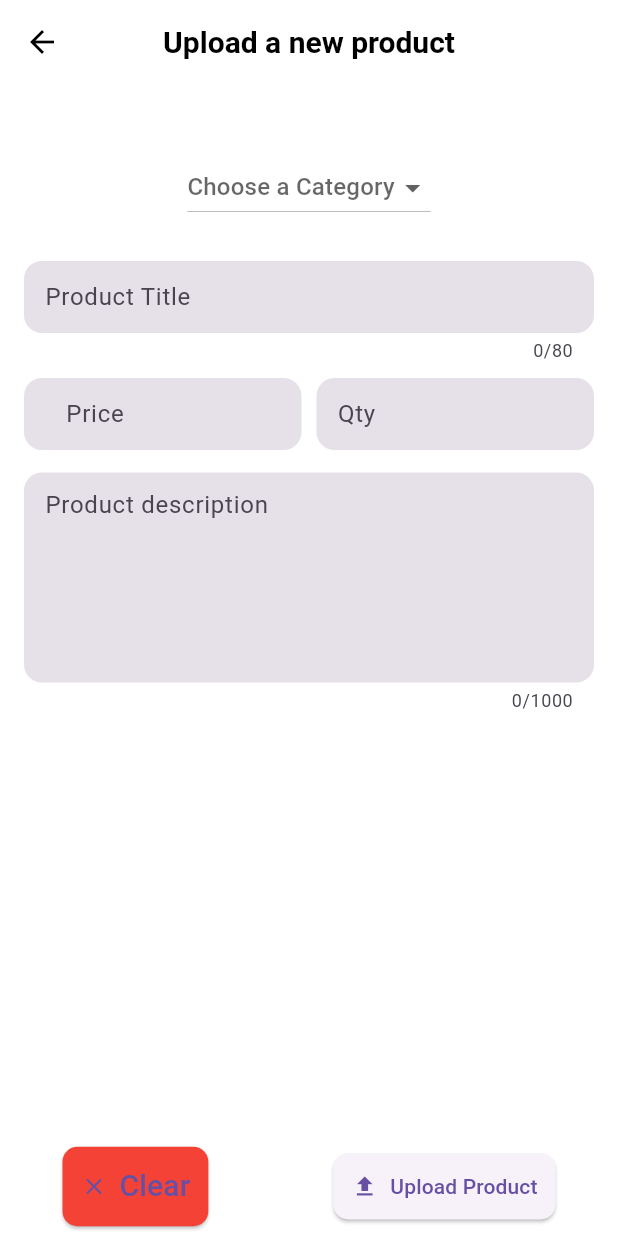
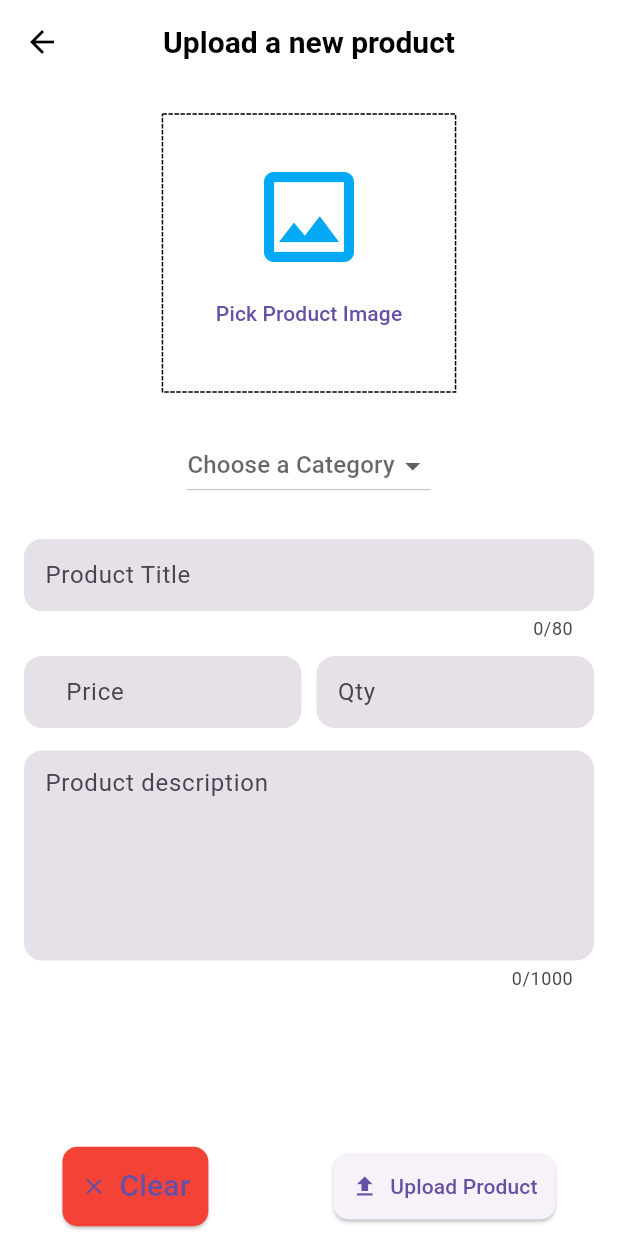
Before and after one commit to shinoasada1907/ShopSmartAdmin, a Flutter app: the EditOrUploadProductScreen screen opened by its route, on a phone screen of 412 x 824 dp. Run offline on Flutter 3.47's test engine with Material 3 defaults, Android fonts, the phone set to English and light mode, and no system bars; drawn by our look-alikes of dotted_border; our stand-ins replace fancy_shimmer_image, image_picker, shared_preferences, shimmer; missing offline and left inert: dynamic_height_grid_view; accounts and stored records are empty.

Commit message:
dynamic page upload and edit product Admin

```diff
--- a/lib/screens/edit_upload_product_form.dart
+++ b/lib/screens/edit_upload_product_form.dart
@@ -1,10 +1,12 @@
 import 'dart:io';
 
+import 'package:dotted_border/dotted_border.dart';
 import 'package:flutter/material.dart';
 import 'package:flutter/services.dart';
 import 'package:image_picker/image_picker.dart';
 import 'package:shopsmart_admin/constants/app_constants.dart';
 import 'package:shopsmart_admin/constants/validator.dart';
+import 'package:shopsmart_admin/models/product_model.dart';
 import 'package:shopsmart_admin/services/my_app_functions.dart';
 import '../widgets/subtitle_text.dart';
 import '../widgets/title_text.dart';
@@ -12,7 +14,8 @@ import '../widgets/title_text.dart';
 class EditOrUploadProductScreen extends StatefulWidget {
   static const routeName = '/EditOrUploadProductScreen';
 
-  const EditOrUploadProductScreen({super.key});
+  const EditOrUploadProductScreen({super.key, this.productModel});
+  final ProductModel? productModel;
   @override
   State<EditOrUploadProductScreen> createState() =>
       _EditOrUploadProductScreenState();
@@ -26,12 +29,24 @@ class _EditOrUploadProductScreenState extends State<EditOrUploadProductScreen> {
       _descriptionController,
       _quantityController;
   String? _categoryValue;
+  bool isEditing = false;
+  String? productNetworkImage;
+
   @override
   void initState() {
-    _titleController = TextEditingController(text: "");
-    _priceController = TextEditingController(text: "");
-    _descriptionController = TextEditingController(text: "");
-    _quantityController = TextEditingController(text: "");
+    if (widget.productModel != null) {
+      isEditing = true;
+      productNetworkImage = widget.productModel!.productImage;
+      _categoryValue = widget.productModel!.productCategory;
+    }
+    _titleController =
+        TextEditingController(text: widget.productModel?.productTitle);
+    _priceController =
+        TextEditingController(text: widget.productModel?.productPrice);
+    _descriptionController =
+        TextEditingController(text: widget.productModel?.productDescription);
+    _quantityController =
+        TextEditingController(text: widget.productModel?.productQuantity);
 
     super.initState();
   }
@@ -56,6 +71,7 @@ class _EditOrUploadProductScreenState extends State<EditOrUploadProductScreen> {
   void removePickedImage() {
     setState(() {
       _pickedImage = null;
+      productNetworkImage = null;
     });
   }
 
@@ -77,7 +93,7 @@ class _EditOrUploadProductScreenState extends State<EditOrUploadProductScreen> {
   Future<void> _editProduct() async {
     final isValid = _formKey.currentState!.validate();
     FocusScope.of(context).unfocus();
-    if (_pickedImage == null) {
+    if (_pickedImage == null && productNetworkImage == null) {
       MyAppFunctions.showErrorOrWarningDialog(
         context: context,
         subtitle: "Please pick up an image",
@@ -140,7 +156,9 @@ class _EditOrUploadProductScreenState extends State<EditOrUploadProductScreen> {
                       fontSize: 20,
                     ),
                   ),
-                  onPressed: () {},
+                  onPressed: () {
+                    clearForm();
+                  },
                 ),
                 ElevatedButton.icon(
                   style: ElevatedButton.styleFrom(
@@ -153,11 +171,15 @@ class _EditOrUploadProductScreenState extends State<EditOrUploadProductScreen> {
                     ),
                   ),
                   icon: const Icon(Icons.upload),
-                  label: const Text(
-                    "Upload Product",
+                  label: Text(
+                    isEditing ? "Edit Product" : "Upload Product",
                   ),
                   onPressed: () {
-                    _uploadProduct();
+                    if (isEditing) {
+                      _editProduct();
+                    } else {
+                      _uploadProduct();
+                    }
                   },
                 ),
               ],
@@ -166,8 +188,8 @@ class _EditOrUploadProductScreenState extends State<EditOrUploadProductScreen> {
         ),
         appBar: AppBar(
           centerTitle: true,
-          title: const TitlesTextWidget(
-            label: "Upload a new product",
+          title: TitlesTextWidget(
+            label: isEditing ? "Edit Product" : "Upload a new product",
           ),
         ),
         body: SafeArea(
@@ -177,9 +199,78 @@ class _EditOrUploadProductScreenState extends State<EditOrUploadProductScreen> {
                 const SizedBox(
                   height: 20,
                 ),
-                // TODO: Implement the image picker
                 // Image Picker
-
+                if (isEditing && productNetworkImage != null) ...[
+                  ClipRRect(
+                    borderRadius: BorderRadius.circular(12),
+                    child: Image.network(
+                      productNetworkImage!,
+                      // width: size.width * 0.7,
+                      height: size.width * 0.5,
+                      alignment: Alignment.center,
+                    ),
+                  ),
+                ] else if (_pickedImage == null) ...[
+                  SizedBox(
+                    width: size.width * 0.45 + 10,
+                    height: size.width * 0.45,
+                    child: DottedBorder(
+                      child: Center(
+                        child: Column(
+                          crossAxisAlignment: CrossAxisAlignment.center,
+                          mainAxisAlignment: MainAxisAlignment.center,
+                          children: [
+                            const Icon(
+                              Icons.image_outlined,
+                              size: 80,
+                              color: Colors.lightBlue,
+                            ),
+                            TextButton(
+                              onPressed: () {
+                                localImagePicker();
+                              },
+                              child: const Text('Pick Product Image'),
+                            ),
+                          ],
+                        ),
+                      ),
+                    ),
+                  ),
+                ] else ...[
+                  ClipRRect(
+                    borderRadius: BorderRadius.circular(12),
+                    child: Image.file(
+                      File(
+                        _pickedImage!.path,
+                      ),
+                      // width: size.width * 0.7,
+                      height: size.width * 0.5,
+                      alignment: Alignment.center,
+                    ),
+                  ),
+                ],
+                if (_pickedImage != null || productNetworkImage != null) ...[
+                  Row(
+                    mainAxisAlignment: MainAxisAlignment.center,
+                    children: [
+                      TextButton(
+                        onPressed: () {
+                          localImagePicker();
+                        },
+                        child: const Text("Pick another image"),
+                      ),
+                      TextButton(
+                        onPressed: () {
+                          removePickedImage();
+                        },
+                        child: const Text(
+                          "Remove image",
+                          style: TextStyle(color: Colors.red),
+                        ),
+                      ),
+                    ],
+                  )
+                ],
                 const SizedBox(
                   height: 25,
                 ),
--- a/lib/widgets/dashboard_btns.dart
+++ b/lib/widgets/dashboard_btns.dart
@@ -1,5 +1,4 @@
 import 'package:flutter/material.dart';
-import 'package:shopsmart_admin/services/assets_manager.dart';
 import 'package:shopsmart_admin/widgets/subtitle_text.dart';
 
 class DashboardButtonsWidget extends StatelessWidget {
@@ -33,7 +32,10 @@ class DashboardButtonsWidget extends StatelessWidget {
               const SizedBox(
                 height: 10,
               ),
-              SubtitleTextWidget(label: text)
+              SubtitleTextWidget(
+                label: text,
+                fontSize: 16,
+              )
             ],
           ),
         ),
--- a/lib/widgets/product_widget.dart
+++ b/lib/widgets/product_widget.dart
@@ -1,6 +1,7 @@
 import 'package:fancy_shimmer_image/fancy_shimmer_image.dart';
 import 'package:flutter/material.dart';
 import 'package:provider/provider.dart';
+import 'package:shopsmart_admin/screens/edit_upload_product_form.dart';
 
 import '../providers/products_provider.dart';
 import 'subtitle_text.dart';
@@ -29,7 +30,18 @@ class _ProductWidgetState extends State<ProductWidget> {
         : Padding(
             padding: const EdgeInsets.all(0.0),
             child: GestureDetector(
-              onTap: () {},
+              onTap: () {
+                Navigator.push(
+                  context,
+                  MaterialPageRoute(
+                    builder: (context) {
+                      return EditOrUploadProductScreen(
+                        productModel: getCurrProduct,
+                      );
+                    },
+                  ),
+                );
+              },
               child: Column(
                 children: [
                   ClipRRect(
--- a/pubspec.yaml
+++ b/pubspec.yaml
@@ -44,6 +44,7 @@ dependencies:
   dynamic_height_grid_view: ^0.0.4
   image_picker: ^1.1.2
   uuid: ^4.4.0
+  dotted_border: ^2.1.0
 
 dev_dependencies:
   flutter_test:
```
Also changed, not shown: pubspec.lock.
